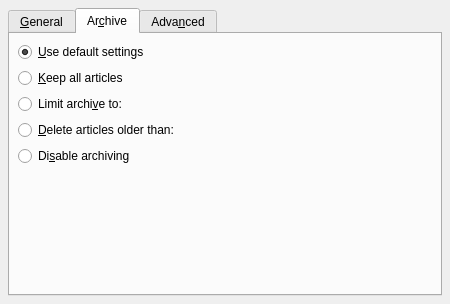
Qt form akregator/src/feedpropertieswidgetbase.ui (chusopr/kdepim-ktimetracker-akonadi) before a commit.
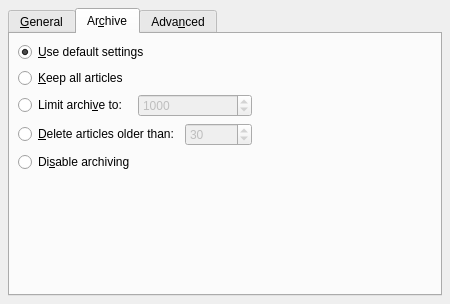
The same form after that commit. The open tabs and pages were chosen to show the change. Custom widgets are drawn as their Qt base class.

Commit message:
99 (default value) is not a sensible maximum for the item count and age limits.
FIXED-IN: 4.8.2

```diff
--- a/akregator/src/feedpropertieswidgetbase.ui
+++ b/akregator/src/feedpropertieswidgetbase.ui
@@ -1,18 +1,16 @@
 <ui version="4.0" >
  <class>Akregator::FeedPropertiesWidgetBase</class>
- <widget class="QWidget" name="Akregator::FeedPropertiesWidgetBase" >
-  <property name="geometry" >
+ <widget class="QWidget" name="Akregator::FeedPropertiesWidgetBase">
+  <property name="geometry">
    <rect>
     <x>0</x>
     <y>0</y>
-    <width>429</width>
+    <width>450</width>
     <height>304</height>
    </rect>
   </property>
-  <property name="sizePolicy" >
-   <sizepolicy>
-    <hsizetype>5</hsizetype>
-    <vsizetype>5</vsizetype>
+  <property name="sizePolicy">
+   <sizepolicy hsizetype="Preferred" vsizetype="Preferred">
     <horstretch>0</horstretch>
     <verstretch>0</verstretch>
    </sizepolicy>
@@ -27,12 +25,10 @@
    <property name="spacing" >
     <number>6</number>
    </property>
-   <item row="0" column="0" >
-    <widget class="KTabWidget" name="tabWidget2" >
-     <property name="sizePolicy" >
-      <sizepolicy>
-       <hsizetype>5</hsizetype>
-       <vsizetype>5</vsizetype>
+   <item row="0" column="0">
+    <widget class="KTabWidget" name="tabWidget2">
+     <property name="sizePolicy">
+      <sizepolicy hsizetype="Preferred" vsizetype="Preferred">
        <horstretch>0</horstretch>
        <verstretch>0</verstretch>
       </sizepolicy>
@@ -238,10 +234,16 @@
               </widget>
              </item>
              <item>
-              <widget class="KIntSpinBox" name="sb_maxArticleNumber" >
-               <property name="enabled" >
+              <widget class="KIntSpinBox" name="sb_maxArticleNumber">
+               <property name="enabled">
                 <bool>false</bool>
                </property>
+               <property name="maximum">
+                <number>999999999</number>
+               </property>
+               <property name="value">
+                <number>1000</number>
+               </property>
               </widget>
              </item>
             </layout>
@@ -262,12 +264,15 @@
               </widget>
              </item>
              <item>
-              <widget class="KIntSpinBox" name="sb_maxArticleAge" >
-               <property name="enabled" >
+              <widget class="KIntSpinBox" name="sb_maxArticleAge">
+               <property name="enabled">
                 <bool>false</bool>
                </property>
-               <property name="value" >
-                <number>1</number>
+               <property name="maximum">
+                <number>999999999</number>
+               </property>
+               <property name="value">
+                <number>30</number>
                </property>
               </widget>
              </item>
@@ -370,24 +375,22 @@
   </layout>
  </widget>
  <customwidgets>
+  <customwidget>
+   <class>KComboBox</class>
+   <extends>QComboBox</extends>
+   <header>kcombobox.h</header>
+  </customwidget>
   <customwidget>
    <class>KLineEdit</class>
-   <extends></extends>
+   <extends>QLineEdit</extends>
    <header>klineedit.h</header>
    <container>0</container>
    <pixmap></pixmap>
   </customwidget>
   <customwidget>
    <class>KIntSpinBox</class>
-   <extends></extends>
+   <extends>QSpinBox</extends>
    <header>knuminput.h</header>
-   <container>0</container>
-   <pixmap></pixmap>
-  </customwidget>
-  <customwidget>
-   <class>KComboBox</class>
-   <extends>QComboBox</extends>
-   <header>kcombobox.h</header>
   </customwidget>
   <customwidget>
    <class>KTabWidget</class>
```
Left out of the diff: 247 changed lines with no effect on the pictures.
